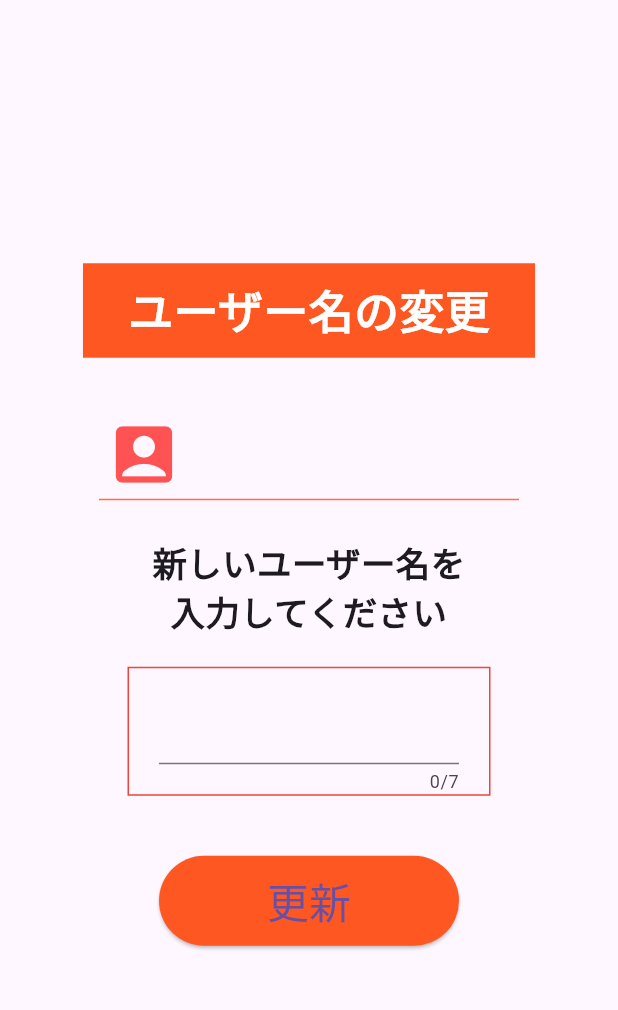
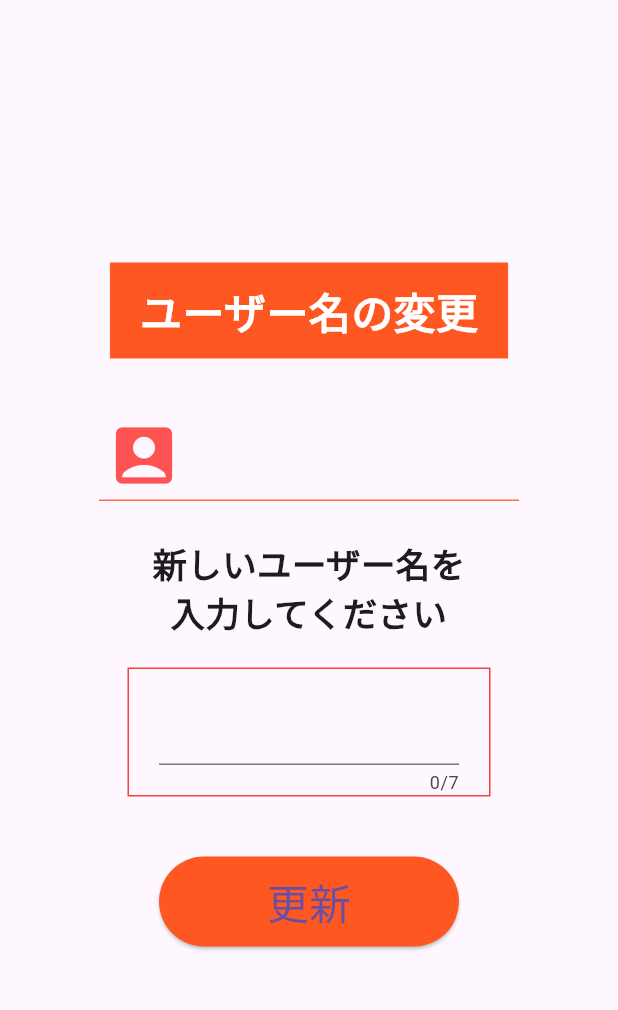
Before and after one commit to JC21-210836/sotsuken2, a Flutter app: the StateSettingUserNameChange screen opened directly with empty values, on a phone screen of 412 x 824 dp, the part 63-1073 px from its top. Run offline on Flutter 3.47's test engine with Material 3 defaults, Android fonts, the phone set to English and light mode, and no system bars.

```diff
--- a/lib/ui/SettingUserDelete.dart
+++ b/lib/ui/SettingUserDelete.dart
@@ -34,7 +34,7 @@ class SettingUserDelete extends State<StateSettingUserDelete>{
                     color:Colors.red,
                     child:const Text('ユーザーの削除',
                       style: TextStyle(
-                          fontSize: 30,
+                          fontSize: 28,
                           color:Colors.white,
                           fontWeight: FontWeight.bold
                       ),
--- a/lib/ui/SettingUserNameChange.dart
+++ b/lib/ui/SettingUserNameChange.dart
@@ -28,15 +28,17 @@ class SettingUserNameChange extends State<StateSettingUserNameChange>{
                 children:[
                   Container(
                     margin:const EdgeInsets.fromLTRB(0, 10, 0, 30),
-                    padding:const EdgeInsets.fromLTRB(30, 10, 30, 10),
+                    padding:const EdgeInsets.fromLTRB(20, 12, 20, 12),
                     color:Colors.deepOrange,
-                    child:const Text('ユーザー名の変更',
-                      style: TextStyle(
-                          fontSize: 30,
-                          color:Colors.white,
-                          fontWeight: FontWeight.bold
+                    child:const FittedBox(
+                      child:Text('ユーザー名の変更',
+                        style: TextStyle(
+                            fontSize: 28,
+                            color:Colors.white,
+                            fontWeight: FontWeight.bold
+                        ),
                       ),
-                    ),
+                    )
                   ),
 
                   Container(
```
Also changed, not shown: 1 other file.
